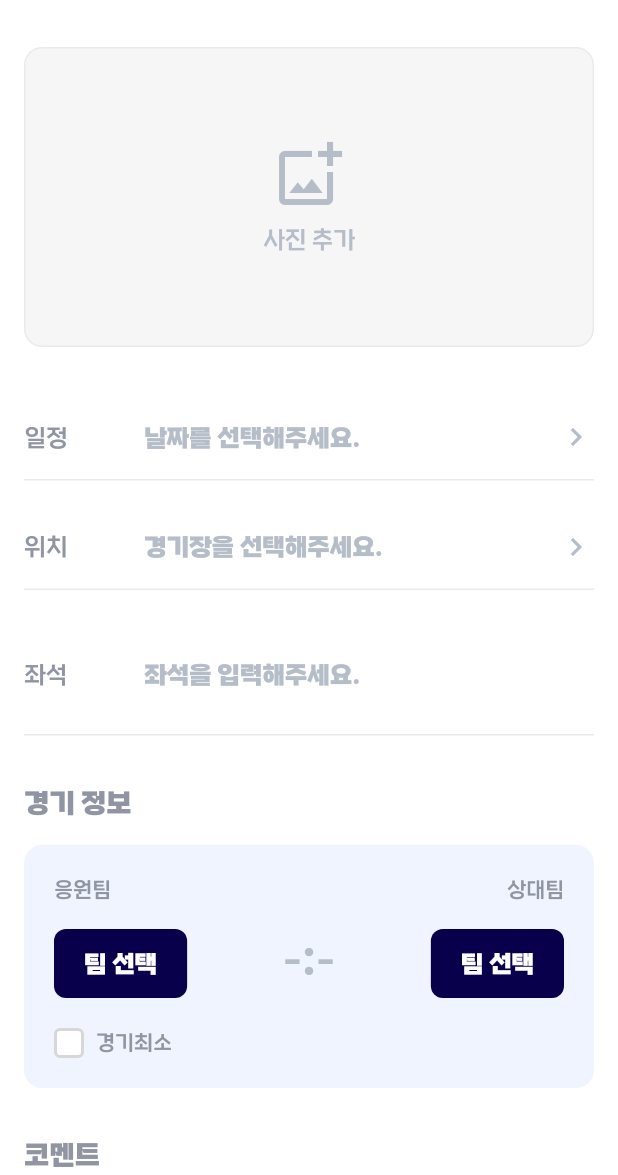
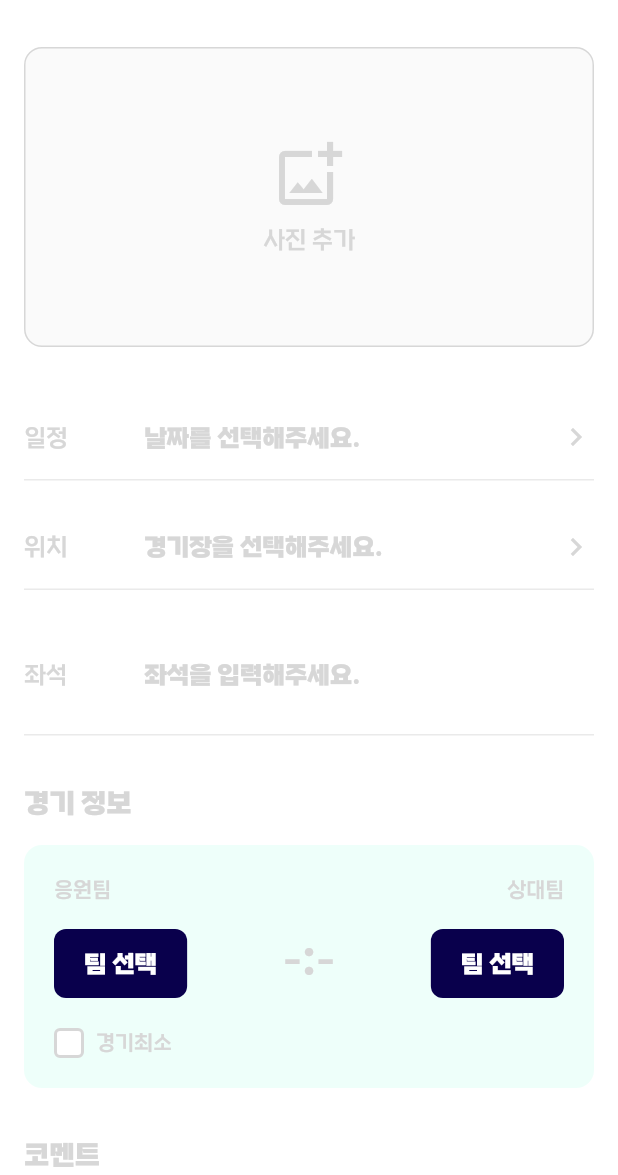
Before and after one commit to GlassyBus/seungyo-app, a Flutter app: the RecordListPage screen opened directly, after a tap on the "add" icon, on a phone screen of 412 x 824 dp, the part 61-1236 px from its top. Run offline on Flutter 3.47's test engine with Material 3 defaults, Android fonts, the phone set to English and light mode, and no system bars; our stand-ins replace equatable, flutter_svg, fluttertoast, image_picker, shared_preferences; accounts and stored records are empty.

Commit message:
feat: color 변경

```diff
--- a/lib/view/main/main_screen.dart
+++ b/lib/view/main/main_screen.dart
@@ -1,5 +1,6 @@
 import 'package:flutter/material.dart';
 import 'package:flutter/rendering.dart';
+import '../schedules/schedules_screen.dart';
 import 'components/footer_component.dart';
 import 'components/games_today_component.dart';
 import 'components/header_component.dart';
@@ -188,12 +189,7 @@ class _MainScreenState extends State<MainScreen> {
 
   /// 일정 탭
   Widget _buildScheduleTab() {
-    return const Center(
-      child: Text(
-        '일정 탭 준비 중...',
-        style: TextStyle(fontSize: 16, fontWeight: FontWeight.w500),
-      ),
-    );
+    return const SchedulePage();
   }
 
   /// 게임 탭 이벤트 핸들러
--- a/lib/view/record/create_record_screen.dart
+++ b/lib/view/record/create_record_screen.dart
@@ -5,8 +5,6 @@ import 'dart:io';
 import '../../models/game_record_form.dart';
 import '../../models/game_record.dart';
 import '../../theme/app_colors.dart';
-import '../../theme/app_text_styles.dart';
-import '../../constants/team_data.dart';
 import 'widgets/date_time_picker_modal.dart';
 import 'widgets/score_input_modal.dart';
 import 'widgets/stadium_picker_modal.dart';
@@ -81,7 +79,7 @@ class _CreateRecordScreenState extends State<CreateRecordScreen> {
             : IconButton(
               icon: Icon(
                 Icons.check,
-                color: _canSave() ? colorScheme.primary : AppColors.gray30,
+                color: _canSave() ? colorScheme.primary : colorScheme.outline,
               ),
               onPressed: _canSave() ? _handleSave : null,
             ),
@@ -124,9 +122,9 @@ class _CreateRecordScreenState extends State<CreateRecordScreen> {
         width: double.infinity,
         height: 200,
         decoration: BoxDecoration(
-          color: AppColors.gray10,
+          color: colorScheme.surfaceContainer,
           borderRadius: BorderRadius.circular(12),
-          border: Border.all(color: AppColors.gray20),
+          border: Border.all(color: colorScheme.outline),
         ),
         child:
             _isImageLoading
@@ -138,7 +136,10 @@ class _CreateRecordScreenState extends State<CreateRecordScreen> {
                       const SizedBox(height: 16),
                       Text(
                         '이미지 로딩 중...',
-                        style: TextStyle(color: AppColors.gray70, fontSize: 14),
+                        style: TextStyle(
+                          color: colorScheme.outline,
+                          fontSize: 14,
+                        ),
                       ),
                     ],
                   ),
@@ -154,12 +155,15 @@ class _CreateRecordScreenState extends State<CreateRecordScreen> {
                     Icon(
                       Icons.add_photo_alternate_outlined,
                       size: 48,
-                      color: AppColors.gray50,
+                      color: colorScheme.outline,
                     ),
                     const SizedBox(height: 8),
                     Text(
                       '사진 추가',
-                      style: TextStyle(color: AppColors.gray50, fontSize: 16),
+                      style: TextStyle(
+                        color: colorScheme.outline,
+                        fontSize: 16,
+                      ),
                     ),
                   ],
                 ),
@@ -197,14 +201,15 @@ class _CreateRecordScreenState extends State<CreateRecordScreen> {
     VoidCallback onTap,
     TextTheme textTheme,
   ) {
+    final colorScheme = Theme.of(context).colorScheme;
     final isPlaceholder = value.contains('선택해주세요') || value.contains('입력해주세요');
 
     return GestureDetector(
       onTap: onTap,
       child: Container(
         padding: const EdgeInsets.symmetric(vertical: 16),
-        decoration: const BoxDecoration(
-          border: Border(bottom: BorderSide(color: AppColors.gray20)),
+        decoration: BoxDecoration(
+          border: Border(bottom: BorderSide(color: colorScheme.outlineVariant)),
         ),
         child: Row(
           children: [
@@ -212,7 +217,9 @@ class _CreateRecordScreenState extends State<CreateRecordScreen> {
               width: 60,
               child: Text(
                 label,
-                style: textTheme.bodyMedium?.copyWith(color: AppColors.gray70),
+                style: textTheme.bodyMedium?.copyWith(
+                  color: colorScheme.outline,
+                ),
               ),
             ),
             const SizedBox(width: 20),
@@ -220,11 +227,11 @@ class _CreateRecordScreenState extends State<CreateRecordScreen> {
               child: Text(
                 value,
                 style: textTheme.bodyLarge?.copyWith(
-                  color: isPlaceholder ? AppColors.gray50 : null,
+                  color: isPlaceholder ? colorScheme.outline : null,
                 ),
               ),
             ),
-            Icon(Icons.chevron_right, color: AppColors.gray50),
+            Icon(Icons.chevron_right, color: colorScheme.outline),
           ],
         ),
       ),
@@ -232,10 +239,12 @@ class _CreateRecordScreenState extends State<CreateRecordScreen> {
   }
 
   Widget _buildSeatInput(TextTheme textTheme) {
+    final colorScheme = Theme.of(context).colorScheme;
+
     return Container(
       padding: const EdgeInsets.symmetric(vertical: 16),
-      decoration: const BoxDecoration(
-        border: Border(bottom: BorderSide(color: AppColors.gray20)),
+      decoration: BoxDecoration(
+        border: Border(bottom: BorderSide(color: colorScheme.outlineVariant)),
       ),
       child: Row(
         children: [
@@ -243,7 +252,7 @@ class _CreateRecordScreenState extends State<CreateRecordScreen> {
             width: 60,
             child: Text(
               '좌석',
-              style: textTheme.bodyMedium?.copyWith(color: AppColors.gray70),
+              style: textTheme.bodyMedium?.copyWith(color: colorScheme.outline),
             ),
           ),
           const SizedBox(width: 20),
@@ -253,7 +262,7 @@ class _CreateRecordScreenState extends State<CreateRecordScreen> {
               decoration: InputDecoration(
                 hintText: '좌석을 입력해주세요.',
                 hintStyle: textTheme.bodyLarge?.copyWith(
-                  color: AppColors.gray50,
+                  color: colorScheme.outline,
                 ),
                 border: InputBorder.none,
                 contentPadding: EdgeInsets.zero,
@@ -277,14 +286,14 @@ class _CreateRecordScreenState extends State<CreateRecordScreen> {
       children: [
         Text(
           '경기 정보',
-          style: textTheme.titleLarge?.copyWith(color: AppColors.gray70),
+          style: textTheme.titleLarge?.copyWith(color: colorScheme.outline),
         ),
         const SizedBox(height: 16),
         Container(
           width: double.infinity,
           padding: const EdgeInsets.all(20),
           decoration: BoxDecoration(
-            color: AppColors.navy5,
+            color: colorScheme.secondaryContainer,
             borderRadius: BorderRadius.circular(12),
           ),
           child: Column(
@@ -302,16 +311,18 @@ class _CreateRecordScreenState extends State<CreateRecordScreen> {
   }
 
   Widget _buildTeamLabels(TextTheme textTheme) {
+    final colorScheme = Theme.of(context).colorScheme;
+
     return Row(
       mainAxisAlignment: MainAxisAlignment.spaceBetween,
       children: [
         Text(
           '응원팀',
-          style: textTheme.bodySmall?.copyWith(color: AppColors.gray70),
+          style: textTheme.bodySmall?.copyWith(color: colorScheme.outline),
         ),
         Text(
           '상대팀',
-          style: textTheme.bodySmall?.copyWith(color: AppColors.gray70),
+          style: textTheme.bodySmall?.copyWith(color: colorScheme.outline),
         ),
       ],
     );
@@ -340,13 +351,13 @@ class _CreateRecordScreenState extends State<CreateRecordScreen> {
                   color:
                       _form.homeScore != null
                           ? colorScheme.onSurface
-                          : AppColors.gray50,
+                          : colorScheme.outline,
                 ),
               ),
               Text(
                 ':',
                 style: textTheme.displayMedium?.copyWith(
-                  color: AppColors.gray50,
+                  color: colorScheme.outline,
                 ),
               ),
               Text(
@@ -355,7 +366,7 @@ class _CreateRecordScreenState extends State<CreateRecordScreen> {
                   color:
                       _form.awayScore != null
                           ? colorScheme.onSurface
-                          : AppColors.gray50,
+                          : colorScheme.outline,
                 ),
               ),
             ],
@@ -377,18 +388,20 @@ class _CreateRecordScreenState extends State<CreateRecordScreen> {
     VoidCallback onTap,
     TextTheme textTheme,
   ) {
+    final colorScheme = Theme.of(context).colorScheme;
+
     return GestureDetector(
       onTap: onTap,
       child: Container(
         padding: const EdgeInsets.symmetric(horizontal: 20, vertical: 12),
         decoration: BoxDecoration(
-          color: AppColors.navy,
+          color: colorScheme.primary,
           borderRadius: BorderRadius.circular(8),
         ),
         child: Text(
           teamName ?? '팀 선택',
           style: textTheme.bodyMedium?.copyWith(
-            color: Colors.white,
+            color: colorScheme.onPrimary,
             fontWeight: FontWeight.bold,
           ),
         ),
@@ -397,6 +410,8 @@ class _CreateRecordScreenState extends State<CreateRecordScreen> {
   }
 
   Widget _buildGameMinimumCheckbox(TextTheme textTheme) {
+    final colorScheme = Theme.of(context).colorScheme;
+
     return Row(
       children: [
         GestureDetector(
@@ -409,10 +424,11 @@ class _CreateRecordScreenState extends State<CreateRecordScreen> {
             width: 20,
             height: 20,
             decoration: BoxDecoration(
-              color: _isGameMinimum ? AppColors.navy : Colors.white,
+              color: _isGameMinimum ? colorScheme.primary : Colors.white,
               borderRadius: BorderRadius.circular(4),
               border: Border.all(
-                color: _isGameMinimum ? AppColors.navy : AppColors.gray30,
+                color:
+                    _isGameMinimum ? colorScheme.primary : colorScheme.outline,
                 width: 2,
               ),
             ),
@@ -425,7 +441,7 @@ class _CreateRecordScreenState extends State<CreateRecordScreen> {
         const SizedBox(width: 8),
         Text(
           '경기최소',
-          style: textTheme.bodySmall?.copyWith(color: AppColors.gray70),
+          style: textTheme.bodySmall?.copyWith(color: colorScheme.outline),
         ),
       ],
     );
@@ -437,7 +453,7 @@ class _CreateRecordScreenState extends State<CreateRecordScreen> {
       children: [
         Text(
           '코멘트',
-          style: textTheme.titleLarge?.copyWith(color: AppColors.gray70),
+          style: textTheme.titleLarge?.copyWith(color: colorScheme.outline),
         ),
         const SizedBox(height: 16),
         TextField(
@@ -445,7 +461,9 @@ class _CreateRecordScreenState extends State<CreateRecordScreen> {
           focusNode: _commentFocusNode,
           decoration: InputDecoration(
             hintText: '코멘트를 남겨주세요.',
-            hintStyle: textTheme.bodyLarge?.copyWith(color: AppColors.gray50),
+            hintStyle: textTheme.bodyLarge?.copyWith(
+              color: colorScheme.outline,
+            ),
             border: InputBorder.none,
             contentPadding: EdgeInsets.zero,
           ),
@@ -479,7 +497,7 @@ class _CreateRecordScreenState extends State<CreateRecordScreen> {
       children: [
         Text(
           '기억에 남는 경기였나요?',
-          style: textTheme.bodyMedium?.copyWith(color: AppColors.gray70),
+          style: textTheme.bodyMedium?.copyWith(color: colorScheme.outline),
         ),
         const SizedBox(height: 16),
         GestureDetector(
--- a/lib/view/record/record_screen.dart
+++ b/lib/view/record/record_screen.dart
@@ -48,59 +48,72 @@ class _RecordListPageState extends State<RecordListPage> {
 
   @override
   Widget build(BuildContext context) {
+    final colorScheme = Theme.of(context).colorScheme;
+
     return Scaffold(
-      backgroundColor: AppColors.gray5,
-      appBar: _buildAppBar(),
-      body: _isLoading ? _buildLoadingState() : _buildContent(),
+      backgroundColor: colorScheme.surfaceContainer,
+      appBar: _buildAppBar(context),
+      body: _isLoading ? _buildLoadingState(context) : _buildContent(context),
     );
   }
 
-  PreferredSizeWidget _buildAppBar() {
+  PreferredSizeWidget _buildAppBar(BuildContext context) {
+    final colorScheme = Theme.of(context).colorScheme;
+    final textTheme = Theme.of(context).textTheme;
+
     return AppBar(
-      backgroundColor: AppColors.gray5,
+      backgroundColor: colorScheme.surfaceContainer,
       elevation: 0,
       title: Text(
         '직관 기록',
-        style: TextStyle(
-          color: AppColors.black,
-          fontSize: 20,
+        style: textTheme.titleLarge?.copyWith(
+          color: colorScheme.onSurface,
           fontWeight: FontWeight.w600,
         ),
       ),
       actions: [
         IconButton(
-          icon: Icon(Icons.add, color: AppColors.black),
+          icon: Icon(Icons.add, color: colorScheme.onSurface),
           onPressed: _handleAdd,
         ),
       ],
     );
   }
 
-  Widget _buildLoadingState() {
+  Widget _buildLoadingState(BuildContext context) {
+    final colorScheme = Theme.of(context).colorScheme;
+    final textTheme = Theme.of(context).textTheme;
+
     return Center(
       child: Column(
         mainAxisAlignment: MainAxisAlignment.center,
         children: [
-          CircularProgressIndicator(color: AppColors.navy),
+          CircularProgressIndicator(color: colorScheme.primary),
           const SizedBox(height: 16),
           Text(
             '기록을 불러오는 중...',
-            style: TextStyle(color: AppColors.gray70, fontSize: 16),
+            style: textTheme.bodyLarge?.copyWith(color: colorScheme.outline),
           ),
         ],
       ),
     );
   }
 
-  Widget _buildContent() {
+  Widget _buildContent(BuildContext context) {
     return Column(
-      children: [_buildFilterSection(), Expanded(child: _buildRecordsList())],
+      children: [
+        _buildFilterSection(context),
+        Expanded(child: _buildRecordsList()),
+      ],
     );
   }
 
-  Widget _buildFilterSection() {
+  Widget _buildFilterSection(BuildContext context) {
+    final colorScheme = Theme.of(context).colorScheme;
+    final textTheme = Theme.of(context).textTheme;
+
     return Container(
-      color: AppColors.navy.withOpacity(0.3),
+      color: colorScheme.secondaryContainer,
       padding: const EdgeInsets.symmetric(horizontal: 16, vertical: 12),
       child: Row(
         children: [
@@ -114,25 +127,34 @@ class _RecordListPageState extends State<RecordListPage> {
               width: 24,
               height: 24,
               decoration: BoxDecoration(
-                color: _showOnlyFavorites ? AppColors.navy : Colors.white,
+                color:
+                    _showOnlyFavorites
+                        ? colorScheme.primary
+                        : colorScheme.surface,
                 borderRadius: BorderRadius.circular(4),
                 border: Border.all(
-                  color: _showOnlyFavorites ? AppColors.navy : AppColors.gray30,
+                  color:
+                      _showOnlyFavorites
+                          ? colorScheme.primary
+                          : colorScheme.outline,
                   width: 2,
                 ),
               ),
               child:
                   _showOnlyFavorites
-                      ? Icon(Icons.check, color: Colors.white, size: 16)
+                      ? Icon(
+                        Icons.check,
+                        color: colorScheme.onPrimary,
+                        size: 16,
+                      )
                       : null,
             ),
           ),
           const SizedBox(width: 8),
           Text(
             '하트만 보기',
-            style: TextStyle(
-              color: AppColors.black,
-              fontSize: 16,
+            style: textTheme.bodyLarge?.copyWith(
+              color: colorScheme.onSecondaryContainer,
               fontWeight: FontWeight.w500,
             ),
           ),
@@ -164,6 +186,9 @@ class _RecordListPageState extends State<RecordListPage> {
   }
 
   Widget _buildEmptyState() {
+    final colorScheme = Theme.of(context).colorScheme;
+    final textTheme = Theme.of(context).textTheme;
+
     return Center(
       child: Column(
         mainAxisAlignment: MainAxisAlignment.center,
@@ -171,14 +196,13 @@ class _RecordListPageState extends State<RecordListPage> {
           Icon(
             Icons.sports_baseball_outlined,
             size: 80,
-            color: AppColors.gray70,
+            color: colorScheme.outline,
           ),
           const SizedBox(height: 24),
           Text(
             _showOnlyFavorites ? '즐겨찾기한 기록이 없습니다' : '아직 기록이 없습니다',
-            style: TextStyle(
-              color: AppColors.black,
-              fontSize: 20,
+            style: textTheme.headlineSmall?.copyWith(
+              color: colorScheme.onSurface,
               fontWeight: FontWeight.w600,
             ),
           ),
@@ -186,8 +210,8 @@ class _RecordListPageState extends State<RecordListPage> {
           Text(
             _showOnlyFavorites
                 ? '기록에 하트를 눌러 즐겨찾기에 추가해보세요!'
-                : '우측 하단의 + 버튼을 눌러 첫 기록을 추가해보세요!',
-            style: TextStyle(color: AppColors.gray70, fontSize: 16),
+                : '상단의 + 버튼을 눌러 첫 기록을 추가해보세요!',
+            style: textTheme.bodyLarge?.copyWith(color: colorScheme.outline),
             textAlign: TextAlign.center,
           ),
         ],
--- a/lib/view/record/widgets/game_record_card.dart
+++ b/lib/view/record/widgets/game_record_card.dart
@@ -21,6 +21,7 @@ class GameRecordCard extends StatelessWidget {
   Widget build(BuildContext context) {
     final theme = Theme.of(context);
     final textTheme = theme.textTheme;
+    final colorScheme = theme.colorScheme;
 
     return Card(
       margin: const EdgeInsets.symmetric(horizontal: 0, vertical: 8),
@@ -31,11 +32,11 @@ class GameRecordCard extends StatelessWidget {
           padding: const EdgeInsets.all(16),
           child: Row(
             children: [
-              _buildGameImage(),
+              _buildGameImage(colorScheme),
               const SizedBox(width: 16),
-              Expanded(child: _buildGameInfo(textTheme)),
+              Expanded(child: _buildGameInfo(textTheme, colorScheme)),
               const SizedBox(width: 16),
-              _buildResultSection(textTheme),
+              _buildResultSection(textTheme, colorScheme),
             ],
           ),
         ),
@@ -43,14 +44,14 @@ class GameRecordCard extends StatelessWidget {
     );
   }
 
-  Widget _buildGameImage() {
+  Widget _buildGameImage(ColorScheme colorScheme) {
     return Stack(
       children: [
         Container(
           width: 60,
           height: 60,
           decoration: BoxDecoration(
-            color: AppColors.gray10,
+            color: colorScheme.surfaceContainerHigh,
             borderRadius: BorderRadius.circular(8),
           ),
           child:
@@ -61,10 +62,11 @@ class GameRecordCard extends StatelessWidget {
                       record.imageUrl!,
                       fit: BoxFit.cover,
                       errorBuilder:
-                          (context, error, stackTrace) => _buildDefaultImage(),
+                          (context, error, stackTrace) =>
+                              _buildDefaultImage(colorScheme),
                     ),
                   )
-                  : _buildDefaultImage(),
+                  : _buildDefaultImage(colorScheme),
         ),
         if (onFavoriteToggle != null)
           Positioned(
@@ -80,7 +82,7 @@ class GameRecordCard extends StatelessWidget {
                 ),
                 child: Icon(
                   record.isFavorite ? Icons.favorite : Icons.favorite_border,
-                  color: record.isFavorite ? AppColors.negative : Colors.white,
+                  color: record.isFavorite ? colorScheme.error : Colors.white,
                   size: 12,
                 ),
               ),
@@ -90,17 +92,17 @@ class GameRecordCard extends StatelessWidget {
     );
   }
 
-  Widget _buildDefaultImage() {
-    return Icon(Icons.sports_baseball, color: AppColors.gray50, size: 24);
+  Widget _buildDefaultImage(ColorScheme colorScheme) {
+    return Icon(Icons.sports_baseball, color: colorScheme.outline, size: 24);
   }
 
-  Widget _buildGameInfo(TextTheme textTheme) {
+  Widget _buildGameInfo(TextTheme textTheme, ColorScheme colorScheme) {
     return Column(
       crossAxisAlignment: CrossAxisAlignment.start,
       children: [
         Text(
           DateFormatter.formatFullDateTime(record.dateTime),
-          style: textTheme.bodySmall?.copyWith(color: AppColors.gray70),
+          style: textTheme.bodySmall?.copyWith(color: colorScheme.outline),
         ),
         const SizedBox(height: 4),
         Text(
@@ -113,7 +115,7 @@ class GameRecordCard extends StatelessWidget {
             Text(
               record.homeTeam.shortName,
               style: textTheme.bodyLarge?.copyWith(
-                color: AppColors.navy,
+                color: colorScheme.primary,
                 fontWeight: FontWeight.w600,
               ),
             ),
@@ -123,7 +125,7 @@ class GameRecordCard extends StatelessWidget {
             Text(
               record.awayTeam.shortName,
               style: textTheme.bodyLarge?.copyWith(
-                color: AppColors.navy,
+                color: colorScheme.primary,
                 fontWeight: FontWeight.w600,
               ),
             ),
@@ -133,8 +135,8 @@ class GameRecordCard extends StatelessWidget {
     );
   }
 
-  Widget _buildResultSection(TextTheme textTheme) {
-    final (resultColor, textColor) = _getResultColors();
+  Widget _buildResultSection(TextTheme textTheme, ColorScheme colorScheme) {
+    final (resultColor, textColor) = _getResultColors(colorScheme);
 
     return Column(
       children: [
@@ -161,14 +163,14 @@ class GameRecordCard extends StatelessWidget {
     );
   }
 
-  (Color, Color) _getResultColors() {
+  (Color, Color) _getResultColors(ColorScheme colorScheme) {
     switch (record.result) {
       case GameResult.win:
-        return (AppColors.mint, Colors.white);
+        return (colorScheme.secondary, colorScheme.onSecondary);
       case GameResult.lose:
-        return (AppColors.warning, Colors.white);
+        return (colorScheme.errorContainer, colorScheme.onErrorContainer);
       case GameResult.draw:
-        return (AppColors.gray40, AppColors.black);
+        return (colorScheme.surfaceContainerHigh, colorScheme.onSurface);
     }
   }
 }
```
